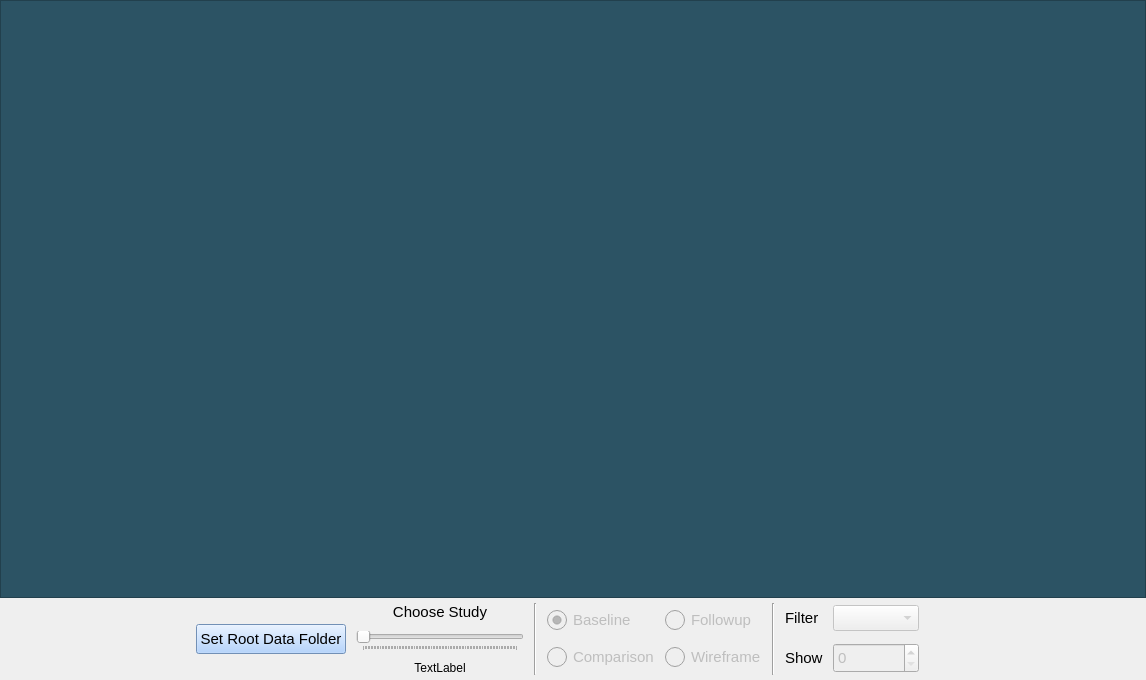
Old version of the form ui/gui.ui in the repository sherinsugathan/MS-Progression-Analysis.
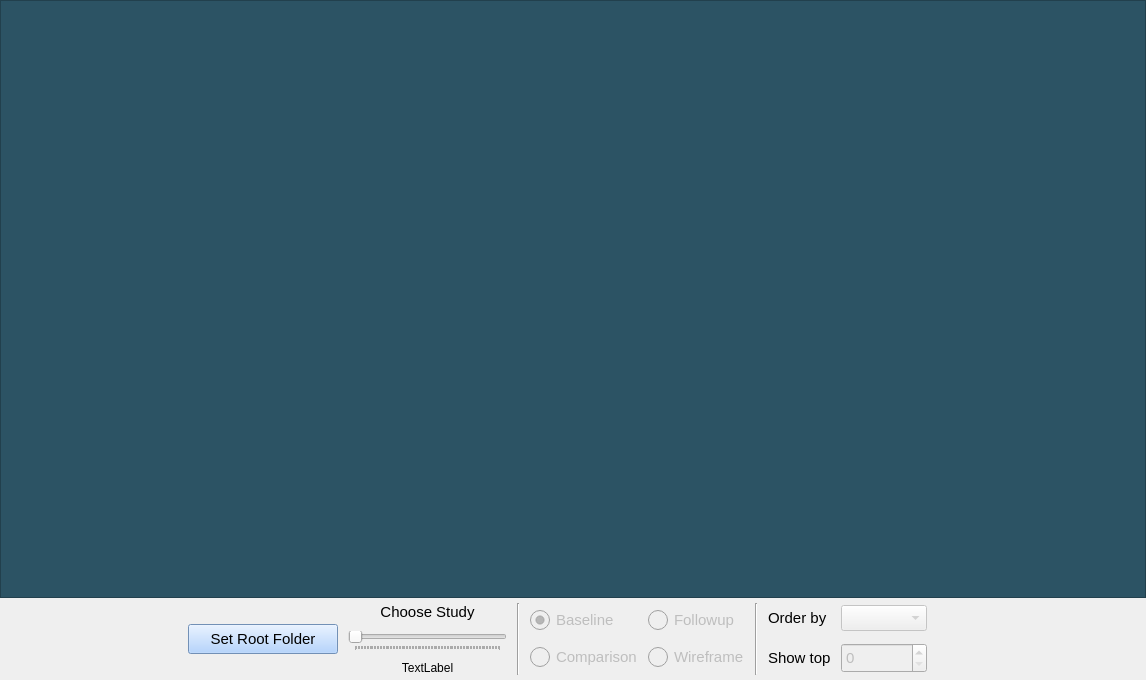
New version of the form.

Commit message: adding filtering feature

Diff of the .ui file:
```diff
--- a/ui/gui.ui
+++ b/ui/gui.ui
@@ -101,7 +101,7 @@
          <string notr="true">background-color: rgb(160, 201, 255);</string>
         </property>
         <property name="text">
-         <string>Set Root Data Folder</string>
+         <string>Set Root Folder</string>
         </property>
        </widget>
       </item>
@@ -308,7 +308,7 @@
            </font>
           </property>
           <property name="text">
-           <string>Filter</string>
+           <string>Order by</string>
           </property>
          </widget>
         </item>
@@ -340,7 +340,7 @@
            </font>
           </property>
           <property name="text">
-           <string>Show</string>
+           <string>Show top</string>
           </property>
          </widget>
         </item>
```
The commit also changes 1 other file.
